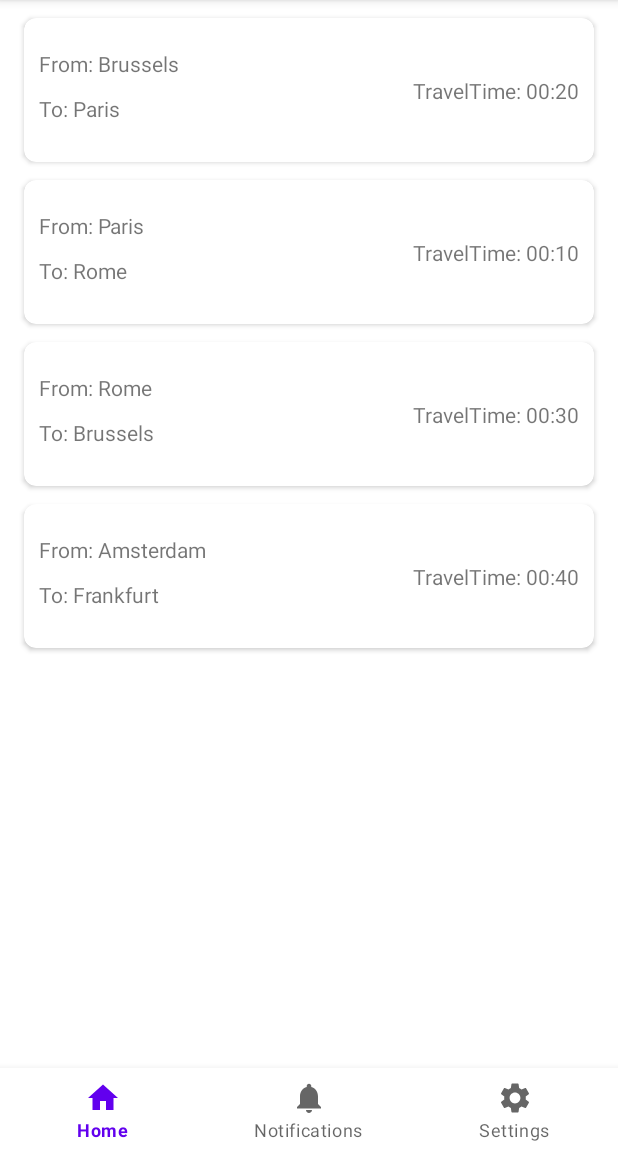
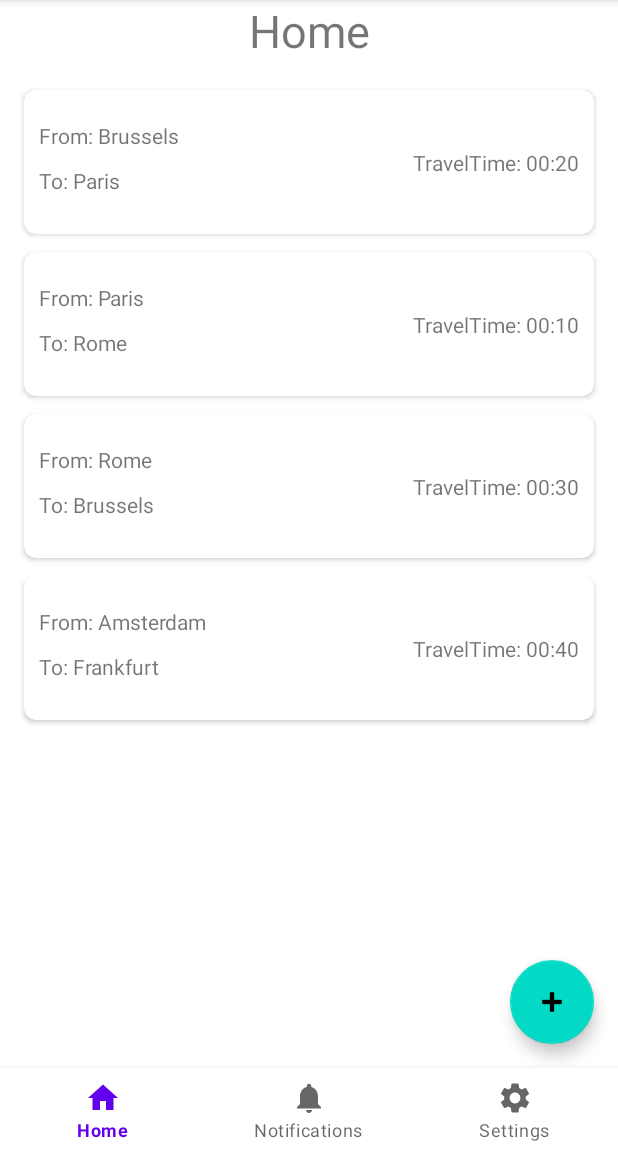
Before and after one commit to Maxet1000/appDevProject_Edmond_Max, an Android app: the HomeFragment screen opened directly, with no data from a screen before it, on a phone screen of 412 x 824 dp, the part 84-1236 px from its top. Run offline under Robolectric (Android 15) with nearby library versions, the phone set to English and light mode, and no system bars; our stand-ins replace Firebase (no records; nobody signed in at launch, a user with empty details on screens opened directly); 3 statements that could not run were skipped.

Commit message:
additiont of add-button for travel routs
Signed-off-by: giothysham <edmond.tsampanis@student.uhasselt.be>

```diff
--- a/app/src/main/java/com/example/tracsit/HomeFragment.kt
+++ b/app/src/main/java/com/example/tracsit/HomeFragment.kt
@@ -26,11 +26,10 @@ class HomeFragment : Fragment() {
     private var param2: String? = null
     private lateinit var binding: FragmentHomeBinding
 
-    private lateinit var adapter: InformationAdapter
+    private lateinit var infoAdapter: InformationAdapter
 
     override fun onCreate(savedInstanceState: Bundle?) {
         super.onCreate(savedInstanceState)
-        binding = FragmentHomeBinding.inflate(layoutInflater)
         arguments?.let {
             param1 = it.getString(ARG_PARAM1)
             param2 = it.getString(ARG_PARAM2)
@@ -39,31 +38,37 @@ class HomeFragment : Fragment() {
 
     override fun onViewCreated(view: View, savedInstanceState: Bundle?) {
         super.onViewCreated(view, savedInstanceState)
-        adapter.setOnItemClickListener(object: InformationAdapter.onItemClickListener{
+        infoAdapter.setOnItemClickListener(object: InformationAdapter.onItemClickListener{
             override fun onItemClicked(position: Int) {
                 Toast.makeText(activity, "Clicked on $position", Toast.LENGTH_SHORT).show()
                 var bundle = Bundle()
-                var travelInfo = adapter.getTravelInformation()[position]
-                bundle.putString("fromLocation", adapter.getTravelInformation()[position].fromLocation)
-                bundle.putString("toLocation", adapter.getTravelInformation()[position].toLocation)
-                bundle.putString("travelTime", adapter.getTravelInformation()[position].travelTime)
+                var travelInfo = infoAdapter.getTravelInformation()[position]
+                bundle.putString("fromLocation", infoAdapter.getTravelInformation()[position].fromLocation)
+                bundle.putString("toLocation", infoAdapter.getTravelInformation()[position].toLocation)
+                bundle.putString("travelTime", infoAdapter.getTravelInformation()[position].travelTime)
                 var f = TravelInformationFragment()
                 f.arguments = bundle
                 goToFragment(f)
             }
         })
-
+        binding.addTravelRout.setOnClickListener{
+            infoAdapter.addTravelRoute()
+            infoAdapter.notifyItemInserted(infoAdapter.itemCount + 1)
+        }
     }
 
     override fun onCreateView(
         inflater: LayoutInflater, container: ViewGroup?,
         savedInstanceState: Bundle?
     ): View? {
-        val recyclerView = RecyclerView(requireContext())
-        recyclerView.layoutManager = LinearLayoutManager(requireContext())
-        adapter = InformationAdapter()
-        recyclerView.adapter = adapter
-        return recyclerView
+        binding = FragmentHomeBinding.inflate(layoutInflater)
+        infoAdapter = InformationAdapter()
+        val view = binding.root
+        view.findViewById<RecyclerView>(R.id.recycler_view).apply {
+            layoutManager = LinearLayoutManager(requireContext())
+            adapter = infoAdapter
+        }
+        return view
     }
 
     private fun goToFragment(fragment : Fragment){
--- a/app/src/main/java/com/example/tracsit/InformationAdapter.kt
+++ b/app/src/main/java/com/example/tracsit/InformationAdapter.kt
@@ -76,4 +76,8 @@ class InformationAdapter : RecyclerView.Adapter<InformationAdapter.ViewHolder>()
         return travelList
     }
 
+    fun addTravelRoute() {
+        travelList.add(TravelInformation("", "", ""))
+    }
+
 }
--- a/app/src/main/res/layout/fragment_home.xml
+++ b/app/src/main/res/layout/fragment_home.xml
@@ -7,25 +7,50 @@
     tools:context=".HomeFragment">
 
     <androidx.constraintlayout.widget.ConstraintLayout
-    android:layout_width="match_parent"
-    android:layout_height="match_parent">
+        android:layout_width="match_parent"
+        android:layout_height="match_parent">
+
+        <com.google.android.material.floatingactionbutton.FloatingActionButton
+            android:id="@+id/addTravelRout"
+            android:layout_width="wrap_content"
+            android:layout_height="wrap_content"
+            android:layout_marginEnd="16dp"
+            android:layout_marginBottom="16dp"
+            android:clickable="true"
+            android:contentDescription="Press to add travel rout"
+            android:hint="press once"
+            android:src="@android:drawable/ic_input_add"
+            app:layout_constraintBottom_toBottomOf="parent"
+            app:layout_constraintEnd_toEndOf="parent" />
 
         <TextView
             android:id="@+id/testting"
             android:layout_width="wrap_content"
             android:layout_height="wrap_content"
 
-            android:text="Home_placeholder"
+            android:layout_marginBottom="8dp"
+            android:text="Home"
             android:textSize="30dp"
+            app:layout_constraintBottom_toTopOf="@+id/recycler_view"
             app:layout_constraintEnd_toEndOf="parent"
             app:layout_constraintStart_toStartOf="parent"
-            app:layout_constraintTop_toTopOf="@+id/recycler_view" />
+            app:layout_constraintTop_toTopOf="parent"
+            app:layout_constraintVertical_bias="0.0" />
 
         <androidx.recyclerview.widget.RecyclerView
             android:id="@+id/recycler_view"
             android:layout_width="match_parent"
             android:layout_height="match_parent"
-            tools:itemCount="@layout/cardview_information"/>
+            android:layout_marginTop="48dp"
+            app:layout_constraintBottom_toBottomOf="parent"
+            app:layout_constraintEnd_toEndOf="parent"
+            app:layout_constraintHorizontal_bias="0.0"
+            app:layout_constraintStart_toStartOf="parent"
+            app:layout_constraintTop_toTopOf="parent"
+            app:layout_constraintVertical_bias="1.0"
+            tools:listitem="@layout/cardview_information">
+
+        </androidx.recyclerview.widget.RecyclerView>
 
     </androidx.constraintlayout.widget.ConstraintLayout>
 
```
